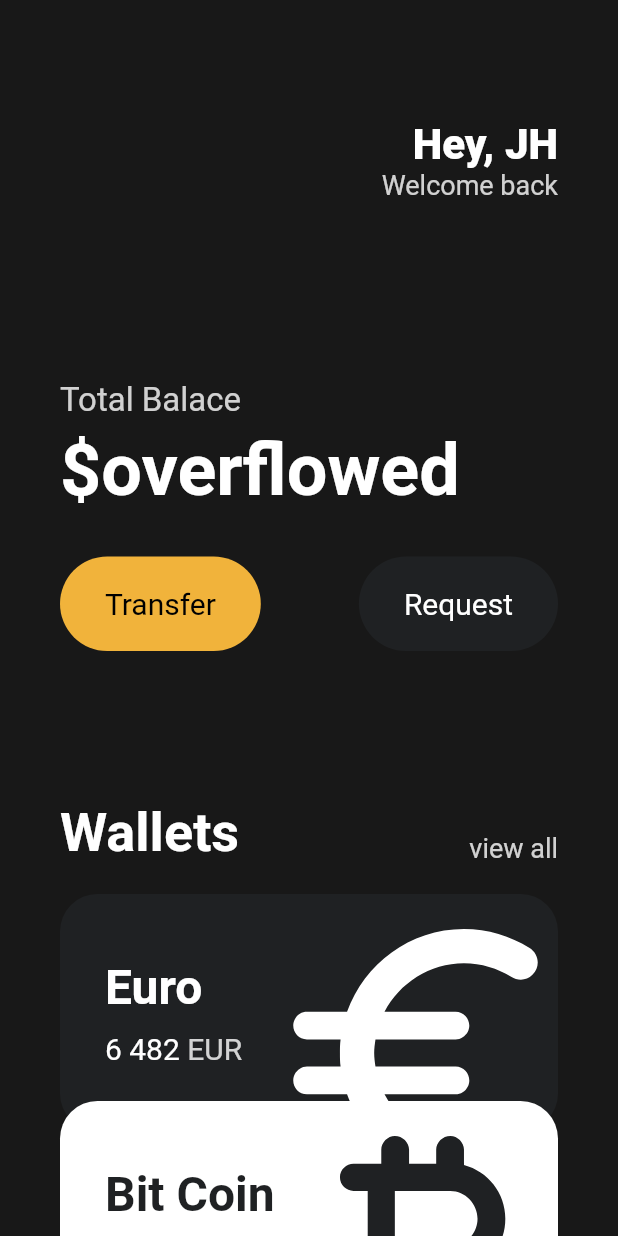
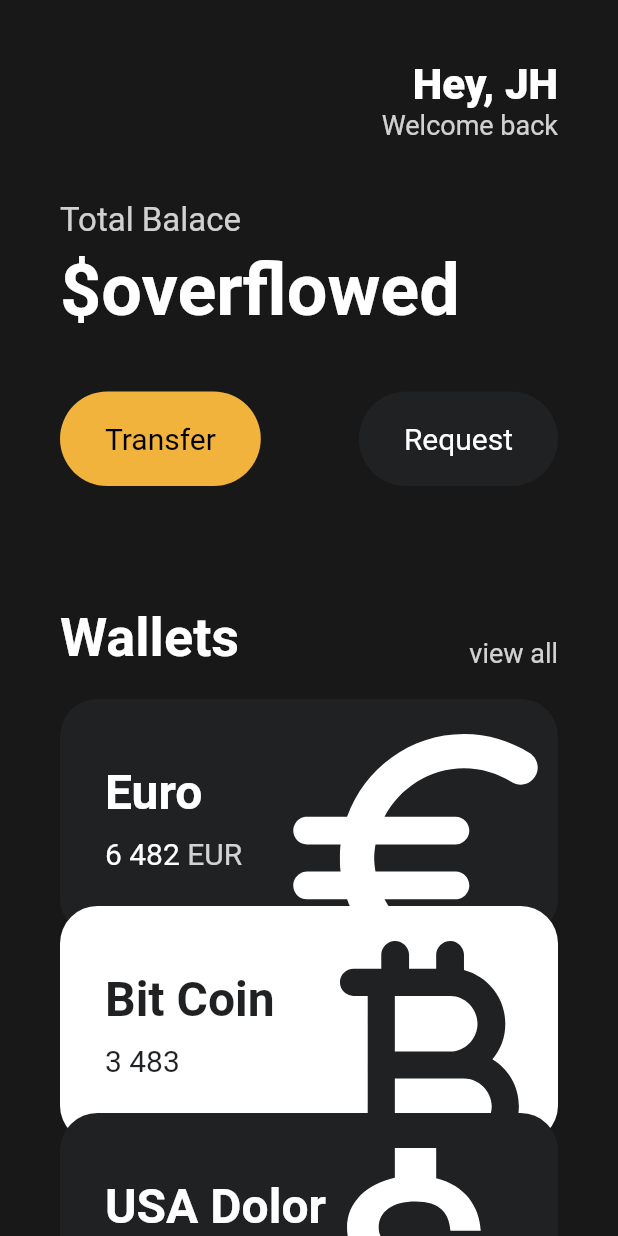
Before and after one commit to 6233/webtoonstore, a Flutter app: the screen it shows after launch, on a phone screen of 412 x 824 dp. Run offline on Flutter 3.47's test engine with Material 2 defaults, Android fonts, the phone set to English and light mode, and no system bars.

Commit message:
간격 조정

```diff
--- a/toonflix/lib/main.dart
+++ b/toonflix/lib/main.dart
@@ -22,7 +22,7 @@ class App extends StatelessWidget {
               crossAxisAlignment: CrossAxisAlignment.start,
               children: [
                 const SizedBox(
-                  height: 80,
+                  height: 40,
                 ),
                 Row(
                   mainAxisAlignment: MainAxisAlignment.end,
@@ -50,7 +50,7 @@ class App extends StatelessWidget {
                   ],
                 ),
                 const SizedBox(
-                  height: 120,
+                  height: 40,
                 ),
                 Text(
                   'Total Balace',
@@ -71,7 +71,7 @@ class App extends StatelessWidget {
                   ),
                 ),
                 const SizedBox(
-                  height: 30,
+                  height: 40,
                 ),
                 Row(
                   mainAxisAlignment: MainAxisAlignment.spaceBetween,
@@ -89,7 +89,7 @@ class App extends StatelessWidget {
                   ],
                 ),
                 const SizedBox(
-                  height: 100,
+                  height: 80,
                 ),
                 Row(
                   crossAxisAlignment: CrossAxisAlignment.end,
```
